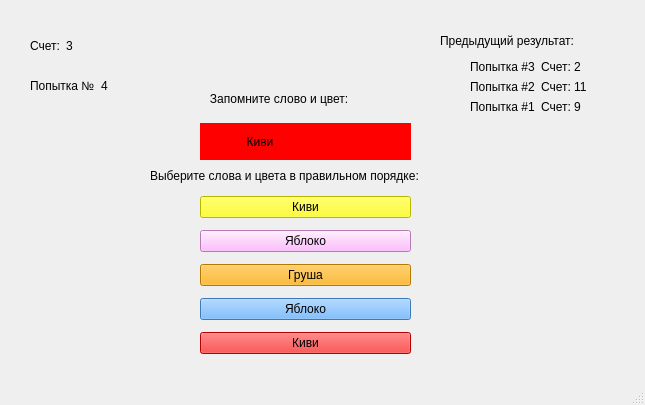
Qt form templates/colours&words_medium_win.ui (aizXc901/FocusTest) before a commit.
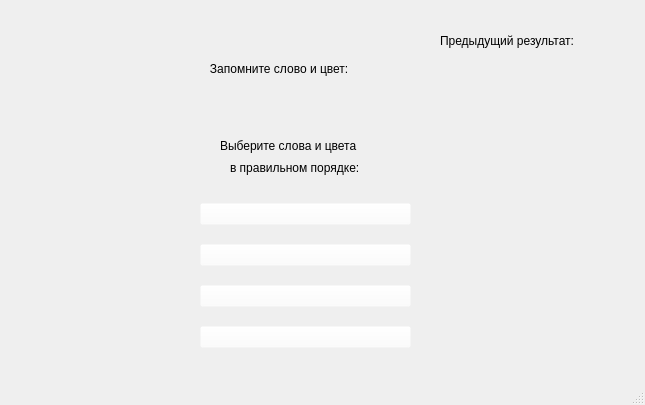
The same form after that commit.

```diff
--- a/templates/colours&words_medium_win.ui
+++ b/templates/colours&words_medium_win.ui
@@ -11,25 +11,9 @@
    </rect>
   </property>
   <property name="windowTitle">
-   <string>MainWindow</string>
+   <string>Цвета &amp; Слова (Средний)</string>
   </property>
   <widget class="QWidget" name="centralwidget">
-   <widget class="QLabel" name="label">
-    <property name="geometry">
-     <rect>
-      <x>150</x>
-      <y>160</y>
-      <width>321</width>
-      <height>31</height>
-     </rect>
-    </property>
-    <property name="styleSheet">
-     <string notr="true">font: 10.7pt &quot;MS Shell Dlg 2&quot;;</string>
-    </property>
-    <property name="text">
-     <string>Выберите слова и цвета в правильном порядке:</string>
-    </property>
-   </widget>
    <widget class="QWidget" name="verticalLayoutWidget">
     <property name="geometry">
      <rect>
@@ -44,10 +28,10 @@
       <widget class="QPushButton" name="pushButton_4">
        <property name="styleSheet">
         <string notr="true">font: 12pt &quot;MS Shell Dlg 2&quot;;
-background-color: yellow;</string>
+background-color: rgba(255, 255, 255, 0);</string>
        </property>
        <property name="text">
-        <string>Киви</string>
+        <string/>
        </property>
       </widget>
      </item>
@@ -55,10 +39,10 @@
       <widget class="QPushButton" name="pushButton_5">
        <property name="styleSheet">
         <string notr="true">font: 12pt &quot;MS Shell Dlg 2&quot;;
-background-color: rgb(255, 170, 255);</string>
+background-color: rgba(255, 255, 255, 0);</string>
        </property>
        <property name="text">
-        <string>Яблоко</string>
+        <string/>
        </property>
       </widget>
      </item>
@@ -66,21 +50,10 @@
       <widget class="QPushButton" name="pushButton_6">
        <property name="styleSheet">
         <string notr="true">font: 12pt &quot;MS Shell Dlg 2&quot;;
-background-color: rgb(255, 170, 0);</string>
+background-color: rgba(255, 255, 255, 0);</string>
        </property>
        <property name="text">
-        <string>Груша</string>
-       </property>
-      </widget>
-     </item>
-     <item>
-      <widget class="QPushButton" name="pushButton_7">
-       <property name="styleSheet">
-        <string notr="true">font: 12pt &quot;MS Shell Dlg 2&quot;;
-background-color: rgb(85, 170, 255);</string>
-       </property>
-       <property name="text">
-        <string>Яблоко</string>
+        <string/>
        </property>
       </widget>
      </item>
@@ -88,10 +61,10 @@
       <widget class="QPushButton" name="pushButton_2">
        <property name="styleSheet">
         <string notr="true">font: 12pt &quot;MS Shell Dlg 2&quot;;
-background-color: red;</string>
+background-color: rgba(255, 255, 255, 0);</string>
        </property>
        <property name="text">
-        <string>Киви</string>
+        <string/>
        </property>
       </widget>
      </item>
@@ -113,11 +86,55 @@
      <string>Предыдущий результат:</string>
     </property>
    </widget>
+   <widget class="QWidget" name="horizontalLayoutWidget">
+    <property name="geometry">
+     <rect>
+      <x>30</x>
+      <y>30</y>
+      <width>61</width>
+      <height>31</height>
+     </rect>
+    </property>
+    <layout class="QHBoxLayout" name="horizontalLayout_5">
+     <item>
+      <widget class="QLabel" name="score">
+       <property name="styleSheet">
+        <string notr="true">font: 12pt &quot;MS Shell Dlg 2&quot;;</string>
+       </property>
+       <property name="text">
+        <string/>
+       </property>
+      </widget>
+     </item>
+    </layout>
+   </widget>
+   <widget class="QWidget" name="horizontalLayoutWidget_2">
+    <property name="geometry">
+     <rect>
+      <x>30</x>
+      <y>70</y>
+      <width>118</width>
+      <height>31</height>
+     </rect>
+    </property>
+    <layout class="QHBoxLayout" name="horizontalLayout_6">
+     <item>
+      <widget class="QLabel" name="attempt">
+       <property name="styleSheet">
+        <string notr="true">font: 12pt &quot;MS Shell Dlg 2&quot;;</string>
+       </property>
+       <property name="text">
+        <string/>
+       </property>
+      </widget>
+     </item>
+    </layout>
+   </widget>
    <widget class="QWidget" name="gridLayoutWidget">
     <property name="geometry">
      <rect>
       <x>200</x>
-      <y>80</y>
+      <y>50</y>
       <width>211</width>
       <height>80</height>
      </rect>
@@ -127,10 +144,10 @@
       <widget class="QLabel" name="label_14">
        <property name="styleSheet">
         <string notr="true">font: 75 14pt &quot;MS Shell Dlg 2&quot;;
-background-color: red;</string>
+background-color: rgba(255, 255, 255, 0);</string>
        </property>
        <property name="text">
-        <string>              Киви</string>
+        <string/>
        </property>
       </widget>
      </item>
@@ -146,133 +163,56 @@
      </item>
     </layout>
    </widget>
-   <widget class="QWidget" name="horizontalLayoutWidget">
+   <widget class="QLabel" name="label">
     <property name="geometry">
      <rect>
-      <x>30</x>
-      <y>30</y>
-      <width>61</width>
+      <x>220</x>
+      <y>130</y>
+      <width>171</width>
       <height>31</height>
      </rect>
     </property>
-    <layout class="QHBoxLayout" name="horizontalLayout_5">
-     <item>
-      <widget class="QLabel" name="label_3">
-       <property name="styleSheet">
-        <string notr="true">font: 12pt &quot;MS Shell Dlg 2&quot;;</string>
-       </property>
-       <property name="text">
-        <string>Счет:</string>
-       </property>
-      </widget>
-     </item>
-     <item>
-      <widget class="QLabel" name="label_6">
-       <property name="styleSheet">
-        <string notr="true">font: 12pt &quot;MS Shell Dlg 2&quot;;</string>
-       </property>
-       <property name="text">
-        <string>3</string>
-       </property>
-      </widget>
-     </item>
-    </layout>
+    <property name="styleSheet">
+     <string notr="true">font: 11pt &quot;MS Shell Dlg 2&quot;;</string>
+    </property>
+    <property name="text">
+     <string>Выберите слова и цвета</string>
+    </property>
    </widget>
-   <widget class="QWidget" name="horizontalLayoutWidget_2">
+   <widget class="QLabel" name="label_3">
     <property name="geometry">
      <rect>
-      <x>30</x>
-      <y>70</y>
-      <width>118</width>
-      <height>31</height>
+      <x>230</x>
+      <y>160</y>
+      <width>161</width>
+      <height>16</height>
      </rect>
     </property>
-    <layout class="QHBoxLayout" name="horizontalLayout_6">
-     <item>
-      <widget class="QLabel" name="label_9">
-       <property name="styleSheet">
-        <string notr="true">font: 12pt &quot;MS Shell Dlg 2&quot;;</string>
-       </property>
-       <property name="text">
-        <string>Попытка №</string>
-       </property>
-      </widget>
-     </item>
-     <item>
-      <widget class="QLabel" name="label_15">
-       <property name="styleSheet">
-        <string notr="true">font: 12pt &quot;MS Shell Dlg 2&quot;;</string>
-       </property>
-       <property name="text">
-        <string>4</string>
-       </property>
-      </widget>
-     </item>
-    </layout>
+    <property name="styleSheet">
+     <string notr="true">font: 11pt &quot;MS Shell Dlg 2&quot;;</string>
+    </property>
+    <property name="text">
+     <string>в правильном порядке:</string>
+    </property>
    </widget>
    <widget class="QWidget" name="formLayoutWidget">
     <property name="geometry">
      <rect>
-      <x>470</x>
+      <x>460</x>
       <y>60</y>
-      <width>122</width>
+      <width>151</width>
       <height>301</height>
      </rect>
     </property>
     <layout class="QFormLayout" name="formLayout">
      <item row="2" column="0">
-      <layout class="QHBoxLayout" name="horizontalLayout">
-       <item>
-        <widget class="QLabel" name="label_5">
-         <property name="text">
-          <string>Попытка #1</string>
-         </property>
-        </widget>
-       </item>
-       <item>
-        <widget class="QLabel" name="label_4">
-         <property name="text">
-          <string>Счет: 9</string>
-         </property>
-        </widget>
-       </item>
-      </layout>
+      <layout class="QHBoxLayout" name="horizontalLayout"/>
      </item>
      <item row="1" column="0">
-      <layout class="QHBoxLayout" name="horizontalLayout_2">
-       <item>
-        <widget class="QLabel" name="label_8">
-         <property name="text">
-          <string>Попытка #2</string>
-         </property>
-        </widget>
-       </item>
-       <item>
-        <widget class="QLabel" name="label_10">
-         <property name="text">
-          <string>Счет: 11</string>
-         </property>
-        </widget>
-       </item>
-      </layout>
+      <layout class="QHBoxLayout" name="horizontalLayout_2"/>
      </item>
      <item row="0" column="0">
-      <layout class="QHBoxLayout" name="horizontalLayout_3">
-       <item>
-        <widget class="QLabel" name="label_12">
-         <property name="text">
-          <string>Попытка #3</string>
-         </property>
-        </widget>
-       </item>
-       <item>
-        <widget class="QLabel" name="label_16">
-         <property name="text">
-          <string>Счет: 2</string>
-         </property>
-        </widget>
-       </item>
-      </layout>
+      <layout class="QHBoxLayout" name="horizontalLayout_3"/>
      </item>
     </layout>
    </widget>
```
